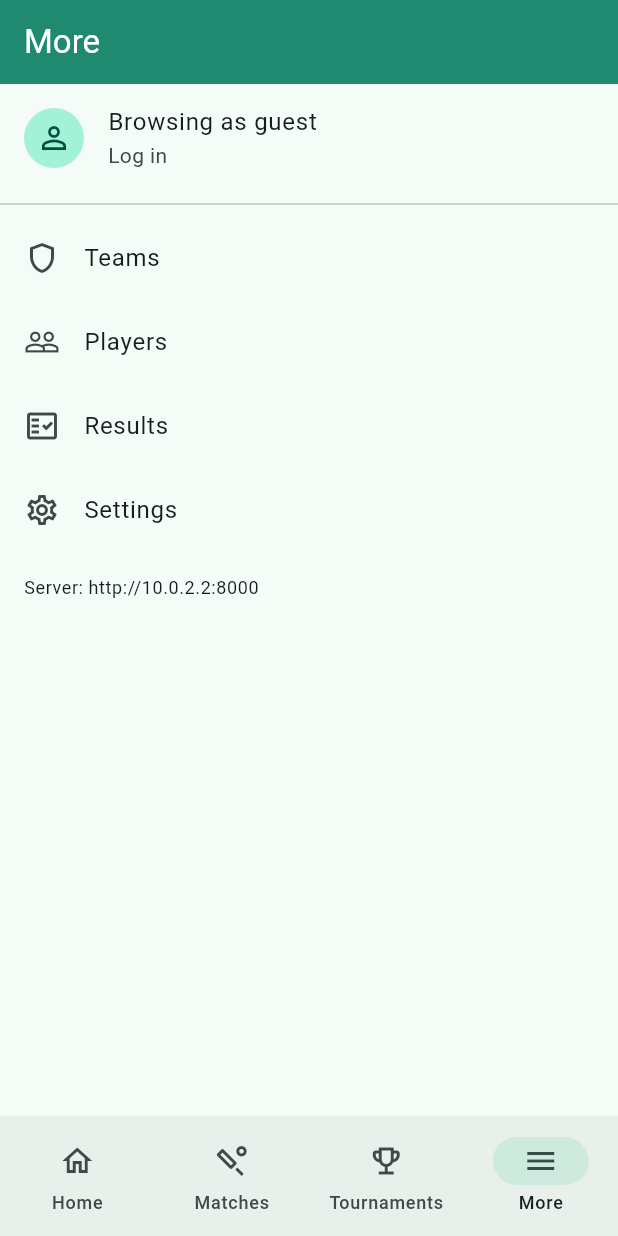
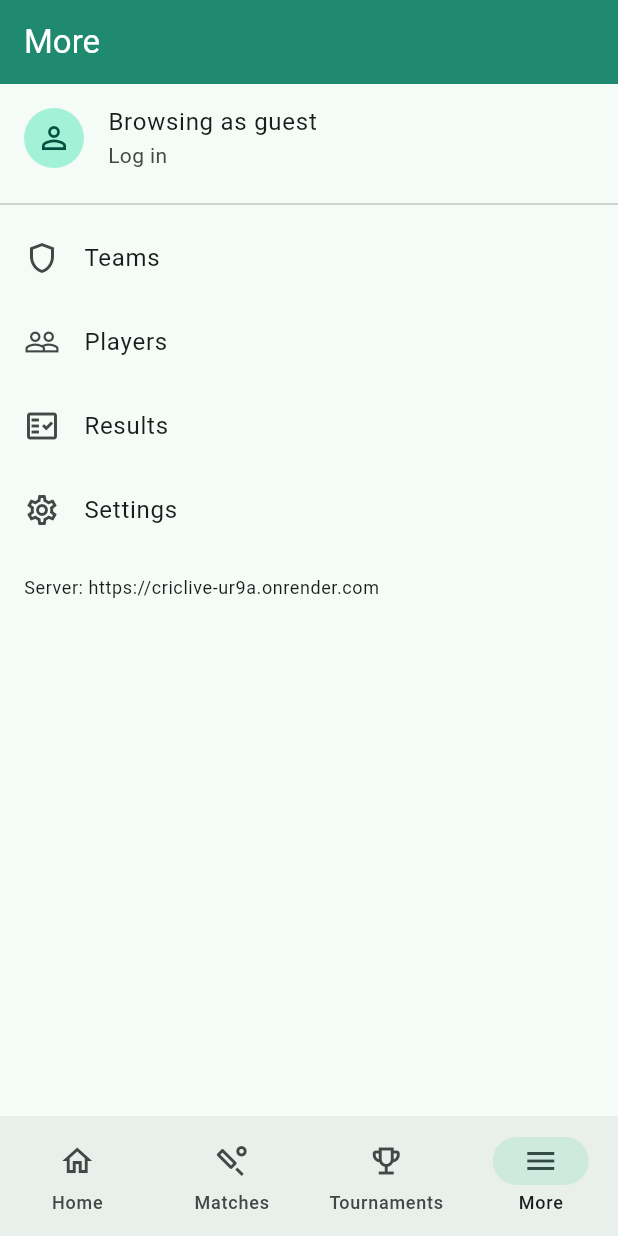
Before and after one commit to Riteshk1218/cricket, a Flutter app: the screen it shows after launch, item 4 of the bottom bar chosen, on a phone screen of 412 x 824 dp. Run offline on Flutter 3.47's test engine with Material 3 defaults, Android fonts, the phone set to English and light mode, and no system bars; our stand-ins replace audioplayers, shared_preferences; network calls fail.

Commit message:
App: use the Render server by default and wait for it to wake up
The APK pointed at the emulator/laptop address, so on a phone it showed
'server did not respond'. The default is now the hosted Render address, and
an old http:// laptop address is switched once on update (can be changed back
in Settings). Requests wait up to 75 s so a sleeping free server can wake.

Co-Authored-By: Claude Opus 5.5 <noreply@anthropic.com>
Claude-Session: https://claude.ai/code/session_01ShdmLtt8Awn86t9vnj1VgC

```diff
--- a/mobile/lib/core/api_client.dart
+++ b/mobile/lib/core/api_client.dart
@@ -23,7 +23,8 @@ class ApiException implements Exception {
 class ApiClient {
   ApiClient(this.state);
   final AppState state;
-  static const _timeout = Duration(seconds: 12);
+  // Long enough for the free hosted server to wake up from sleep (about a minute).
+  static const _timeout = Duration(seconds: 75);
 
   Uri _uri(String path, [Map<String, dynamic>? query]) {
     final q = query?.map((k, v) => MapEntry(k, '$v'))?..removeWhere((k, v) => v == 'null');
@@ -51,7 +52,7 @@ class ApiClient {
       if (body != null) req.body = jsonEncode(body);
       res = await http.Response.fromStream(await req.send().timeout(_timeout));
     } on TimeoutException {
-      throw ApiException('The server did not respond. Check the server address in Settings and that the laptop is on the same Wi-Fi.');
+      throw ApiException('The server did not respond. It may be waking up: wait a minute and tap Retry. Also check the server address in Settings.');
     } on SocketException {
       throw ApiException('Cannot reach ${state.serverUrl}. Start the backend with "runserver 0.0.0.0:8000" and check the IP address.');
     } on http.ClientException catch (e) {
--- a/mobile/lib/core/app_state.dart
+++ b/mobile/lib/core/app_state.dart
@@ -7,7 +7,14 @@ import 'package:shared_preferences/shared_preferences.dart';
 /// App-wide settings and session, persisted on the device.
 class AppState extends ChangeNotifier {
   AppState(this._prefs) {
-    _serverUrl = _prefs.getString('serverUrl') ?? defaultServerUrl;
+    var saved = _prefs.getString('serverUrl');
+    // Once, after updating to the hosted-server build: switch an old laptop/emulator
+    // (http://) address to the hosted server. Users can change it back in Settings.
+    if (_prefs.getBool('hostedServerMigrated') != true) {
+      if (saved != null && saved.startsWith('http://')) saved = null;
+      _prefs.setBool('hostedServerMigrated', true);
+    }
+    _serverUrl = saved ?? defaultServerUrl;
     _language = _prefs.getString('language') ?? 'en';
     _themeMode = ThemeMode.values[_prefs.getInt('themeMode') ?? ThemeMode.system.index];
     _sound = _prefs.getBool('sound') ?? true;
@@ -21,9 +28,10 @@ class AppState extends ChangeNotifier {
     _prefs.setString('visitorId', _visitorId);
   }
 
-  /// Android emulator reaches the host computer at 10.0.2.2. On a real phone,
-  /// enter the laptop's Wi-Fi IP address in Settings (for example http://192.168.1.10:8000).
-  static const defaultServerUrl = 'http://10.0.2.2:8000';
+  /// The hosted server on Render. To use a laptop on the same Wi-Fi instead, enter
+  /// its address in Settings (for example http://192.168.1.10:8000; the Android
+  /// emulator reaches the host computer at http://10.0.2.2:8000).
+  static const defaultServerUrl = 'https://criclive-ur9a.onrender.com';
 
   final SharedPreferences _prefs;
   late String _serverUrl;
--- a/mobile/lib/screens/settings_screen.dart
+++ b/mobile/lib/screens/settings_screen.dart
@@ -30,7 +30,7 @@ class _SettingsScreenState extends State<SettingsScreen> {
     if (mounted) {
       setState(() {
         _testing = false;
-        _result = ok ? '✅ Connected to ${s.serverUrl}' : '❌ Cannot reach ${s.serverUrl}. Check the IP, that the phone and laptop share the same Wi-Fi, and that Windows Firewall allows port 8000.';
+        _result = ok ? '✅ Connected to ${s.serverUrl}' : '❌ Cannot reach ${s.serverUrl}. Check the address. For a laptop server: same Wi-Fi, and Windows Firewall allows port 8000.';
       });
     }
   }
@@ -47,7 +47,7 @@ class _SettingsScreenState extends State<SettingsScreen> {
           controller: _server,
           keyboardType: TextInputType.url,
           autocorrect: false,
-          decoration: const InputDecoration(hintText: 'http://192.168.1.10:8000', helperText: 'Emulator: http://10.0.2.2:8000 · Phone: your laptop\'s Wi-Fi IP from "ipconfig"', helperMaxLines: 2),
+          decoration: const InputDecoration(hintText: 'https://criclive-ur9a.onrender.com', helperText: 'Online: https://criclive-ur9a.onrender.com · Laptop on Wi-Fi: http://<IP from "ipconfig">:8000', helperMaxLines: 2),
         ),
         const SizedBox(height: 8),
         FilledButton.icon(onPressed: _testing ? null : _saveServer, icon: const Icon(Icons.wifi_tethering), label: Text('${context.t('save')} & ${context.t('test_connection')}')),
```
Also changed, not shown: 3 other files.
